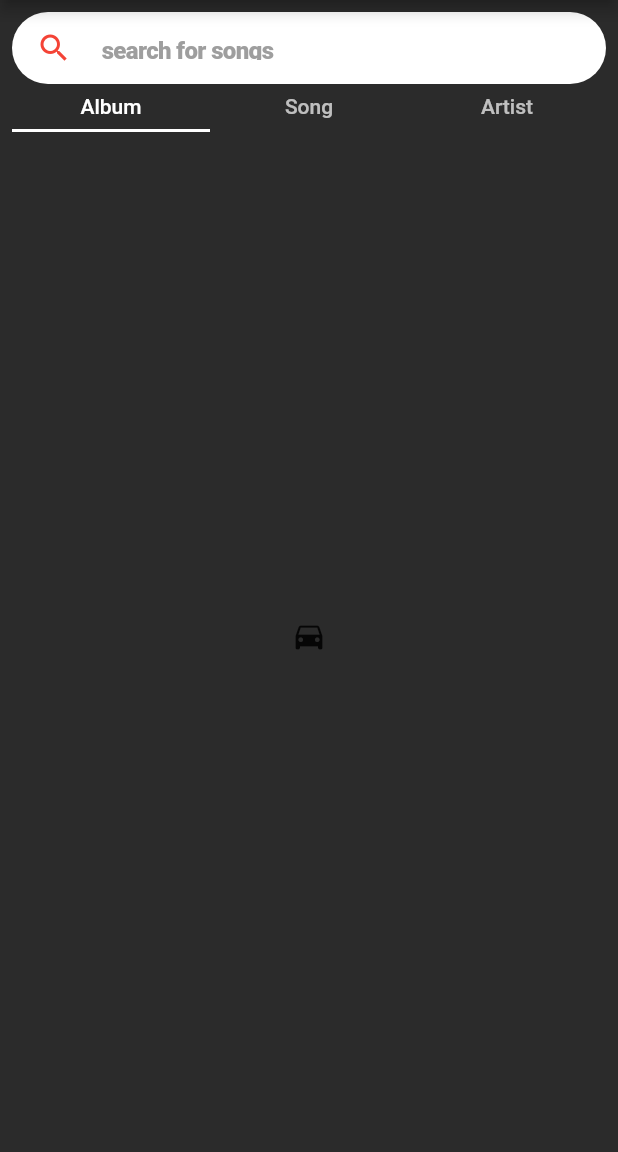
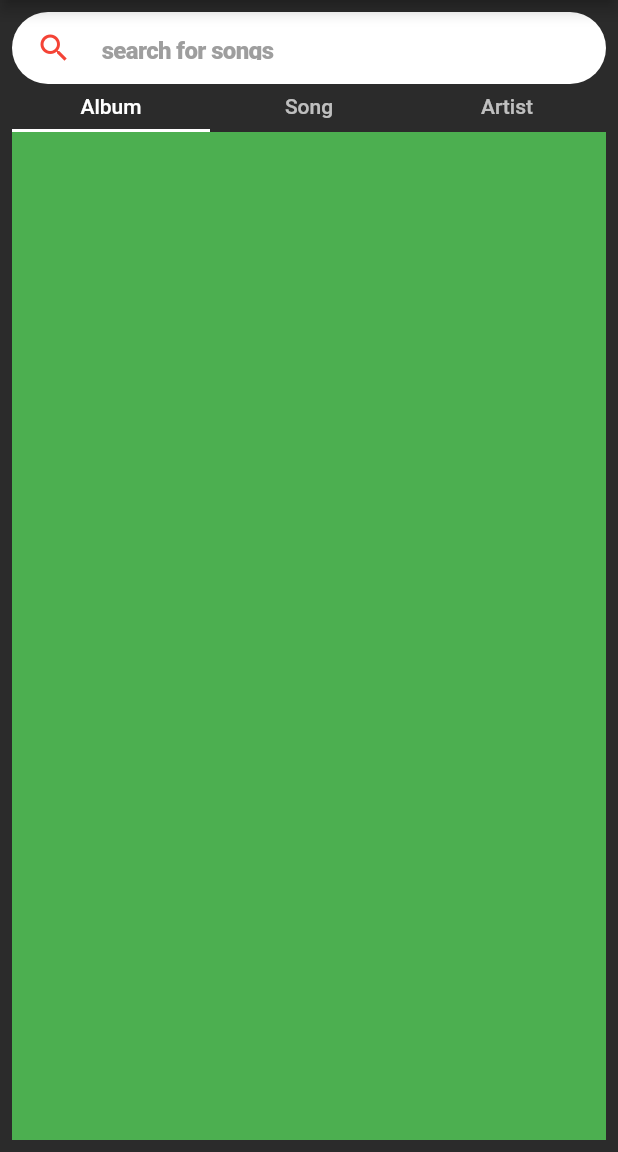
Before and after one commit to McGoku/LastFMSearch, a Flutter app: the screen it shows after launch, on a phone screen of 412 x 824 dp, the part 84-1236 px from its top. Run offline on Flutter 3.47's test engine with Material 2 defaults, Android fonts, the phone set to English and light mode, and no system bars.

Commit message:
changed tabview controller and made results screen

```diff
--- a/search_last_fm/lib/providers/home_screen_provider.dart
+++ b/search_last_fm/lib/providers/home_screen_provider.dart
@@ -1,5 +1,11 @@
 import 'package:flutter/material.dart';
 import 'package:http/http.dart' as http;
+
+enum Tabs {
+  Album,
+  Song,
+  Artist,
+}
 
 class HomeScreenProvider extends ChangeNotifier {
   TextEditingController controller = TextEditingController();
--- /dev/null
+++ b/search_last_fm/lib/providers/results_provider.dart
@@ -0,0 +1,8 @@
+import 'package:flutter/cupertino.dart';
+import 'package:search_last_fm/providers/home_screen_provider.dart';
+
+class ResultsProvider extends ChangeNotifier{
+  final Tabs type;
+  ResultsProvider(this.type);
+
+}
--- a/search_last_fm/lib/screens/home_screen.dart
+++ b/search_last_fm/lib/screens/home_screen.dart
@@ -2,13 +2,28 @@ import 'package:flutter/cupertino.dart';
 import 'package:flutter/material.dart';
 import 'package:provider/provider.dart';
 import 'package:search_last_fm/providers/home_screen_provider.dart';
+import 'package:search_last_fm/widgets/results_widget.dart';
 
 class HomeScreen extends StatefulWidget {
   @override
   State<StatefulWidget> createState() => _HomeScreenState();
 }
 
-class _HomeScreenState extends State<HomeScreen> {
+class _HomeScreenState extends State<HomeScreen> with SingleTickerProviderStateMixin {
+  TabController _tabController;
+
+  @override
+  void initState() {
+    super.initState();
+    _tabController = TabController(vsync: this, length: 3);
+  }
+
+  @override
+  void dispose() {
+    _tabController.dispose();
+    super.dispose();
+  }
+
   @override
   Widget build(BuildContext context) {
     return Consumer<HomeScreenProvider>(
@@ -22,8 +37,6 @@ class _HomeScreenState extends State<HomeScreen> {
           body: SafeArea(
             child: Padding(
               padding: const EdgeInsets.all(8.0),
-              child: DefaultTabController(
-                length: 3,
               child: Column(
                 children: [
                   Container(
@@ -83,6 +96,7 @@ class _HomeScreenState extends State<HomeScreen> {
                   Container(
                     height: 32,
                     child: TabBar(
+                      controller: _tabController,
                       indicatorColor: Colors.white,
                       tabs: [
                         Tab(text: "Album"),
@@ -93,15 +107,15 @@ class _HomeScreenState extends State<HomeScreen> {
                   ),
                   Expanded(
                     child: TabBarView(
+                      controller: _tabController,
                       children: [
-                          Icon(Icons.directions_car),
-                          Icon(Icons.directions_transit),
-                          Icon(Icons.directions_bike),
+                        ResultsWidget(type: Tabs.Album),
+                        ResultsWidget(type: Tabs.Song),
+                        ResultsWidget(type: Tabs.Artist),
                       ],
                     ),
                   ),
                 ],
-                ),
               ),
             ),
           ),
--- /dev/null
+++ b/search_last_fm/lib/widgets/results_widget.dart
@@ -0,0 +1,43 @@
+import 'package:flutter/material.dart';
+import 'package:provider/provider.dart';
+import 'package:search_last_fm/providers/home_screen_provider.dart';
+import 'package:search_last_fm/providers/results_provider.dart';
+
+class ResultsWidget extends StatefulWidget {
+  final Tabs type;
+
+  const ResultsWidget({Key key, this.type}) : super(key: key);
+
+  @override
+  State<StatefulWidget> createState() => _ResultsWidgetState();
+}
+
+class _ResultsWidgetState extends State<ResultsWidget> {
+  @override
+  Widget build(BuildContext context) {
+    return ChangeNotifierProvider<ResultsProvider>(
+      create: (_) => ResultsProvider(widget.type),
+      builder: (context, child) {
+        return Consumer<ResultsProvider>(
+          builder: (context, provider, child) {
+            Color color = Colors.white;
+            switch (provider.type) {
+              case Tabs.Artist:
+                color = Colors.blue;
+                break;
+              case Tabs.Song:
+                color = Colors.yellow;
+                break;
+              case Tabs.Album:
+                color = Colors.green;
+                break;
+            }
+            return Container(
+              color: color,
+            );
+          },
+        );
+      },
+    );
+  }
+}
```
Lines whose indentation alone changed are shown as unchanged.
